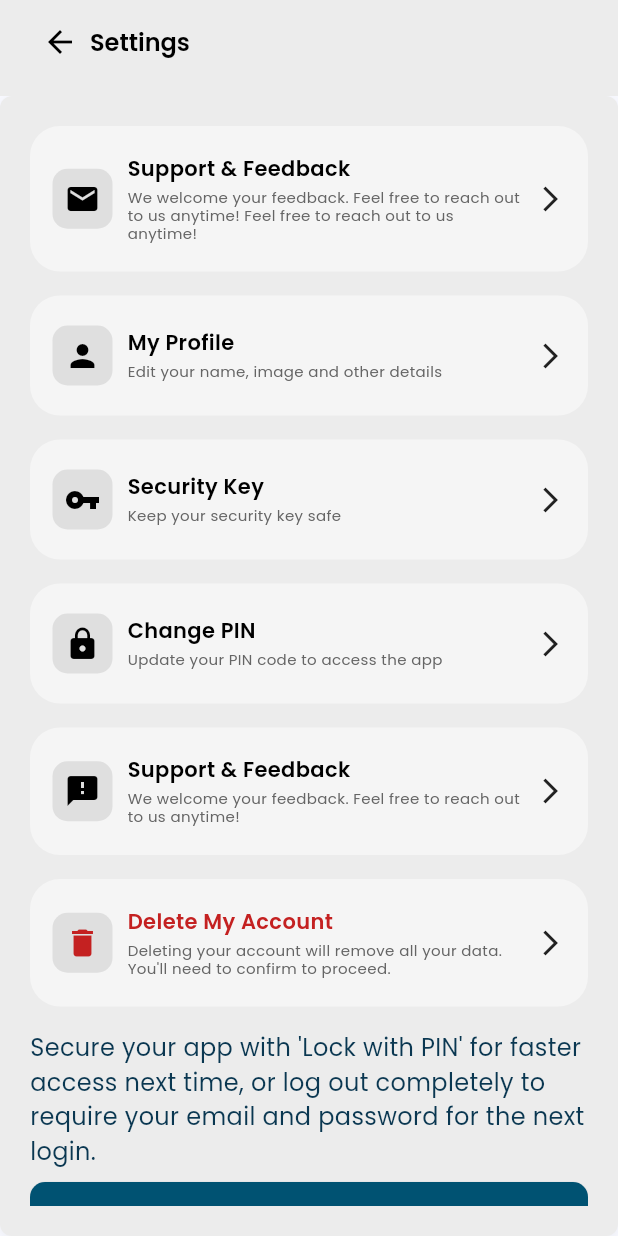
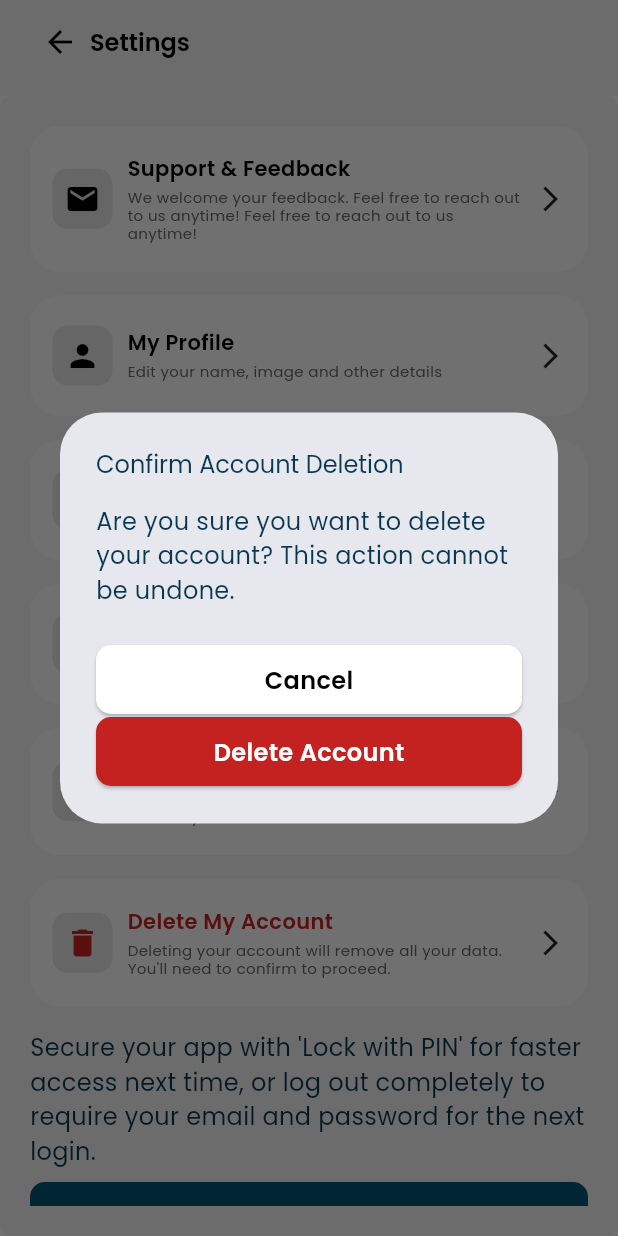
Before and after one commit to plauge/flutter_startup, a Flutter app: the SettingsScreen screen opened directly, after a tap on "Delete My Account", on a phone screen of 412 x 824 dp. Run offline on Flutter 3.47's test engine with Material 3 defaults, Android fonts, the phone set to English and light mode, and no system bars; our stand-ins replace flutter_dotenv, flutter_hooks, flutter_riverpod, flutter_secure_storage, freezed_annotation, gap and 7 more; missing offline and left inert: app_settings, encrypt; accounts and stored records are empty; generated files the repository leaves out were written again; network calls fail.

Commit message:
Delete account step 1

```diff
--- a/lib/screens/authenticated/settings.dart
+++ b/lib/screens/authenticated/settings.dart
@@ -78,7 +78,36 @@ class SettingsScreen extends AuthenticatedScreen {
                 bodyText:
                     'Deleting your account will remove all your data. You\'ll need to confirm to proceed.',
                 icon: Icons.delete,
-                onPressed: () {},
+                onPressed: () {
+                  showDialog(
+                    context: context,
+                    builder: (BuildContext context) {
+                      return AlertDialog(
+                        title: CustomText(
+                          text: 'Confirm Account Deletion',
+                          type: CustomTextType.bread,
+                        ),
+                        content: CustomText(
+                          text:
+                              'Are you sure you want to delete your account? This action cannot be undone.',
+                          type: CustomTextType.bread,
+                        ),
+                        actions: [
+                          CustomButton(
+                            text: 'Cancel',
+                            onPressed: () => Navigator.of(context).pop(),
+                            buttonType: CustomButtonType.secondary,
+                          ),
+                          CustomButton(
+                            text: 'Delete Account',
+                            onPressed: () => Navigator.of(context).pop(),
+                            buttonType: CustomButtonType.alert,
+                          ),
+                        ],
+                      );
+                    },
+                  );
+                },
                 isAlert: true,
                 showArrow: true,
               ),
```
